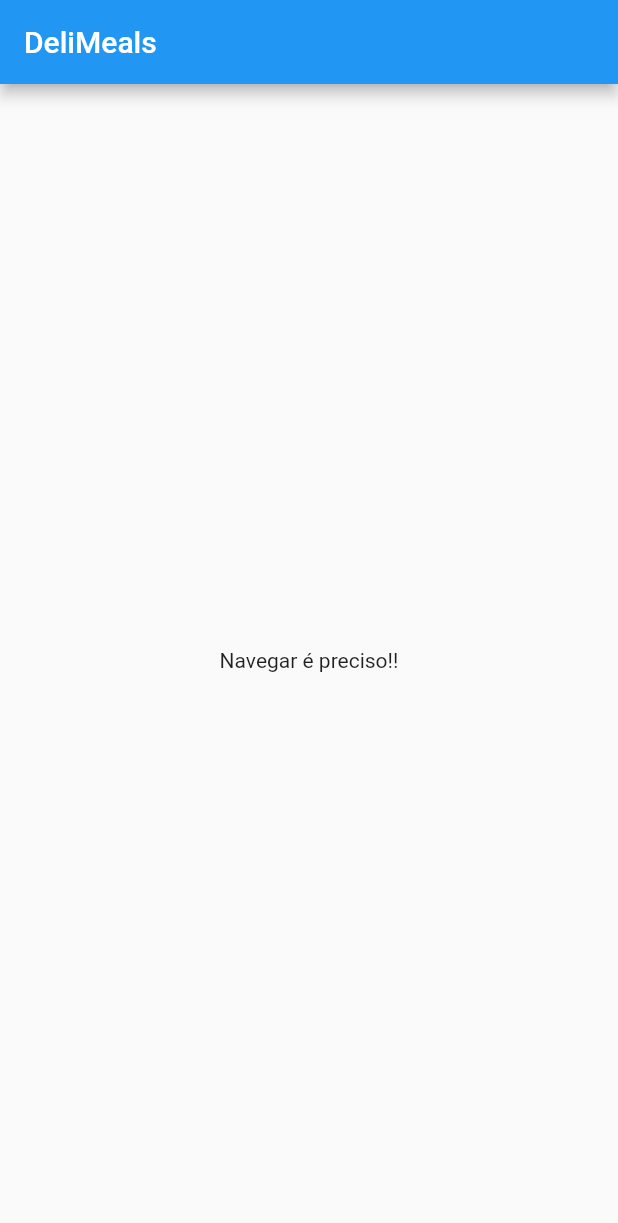
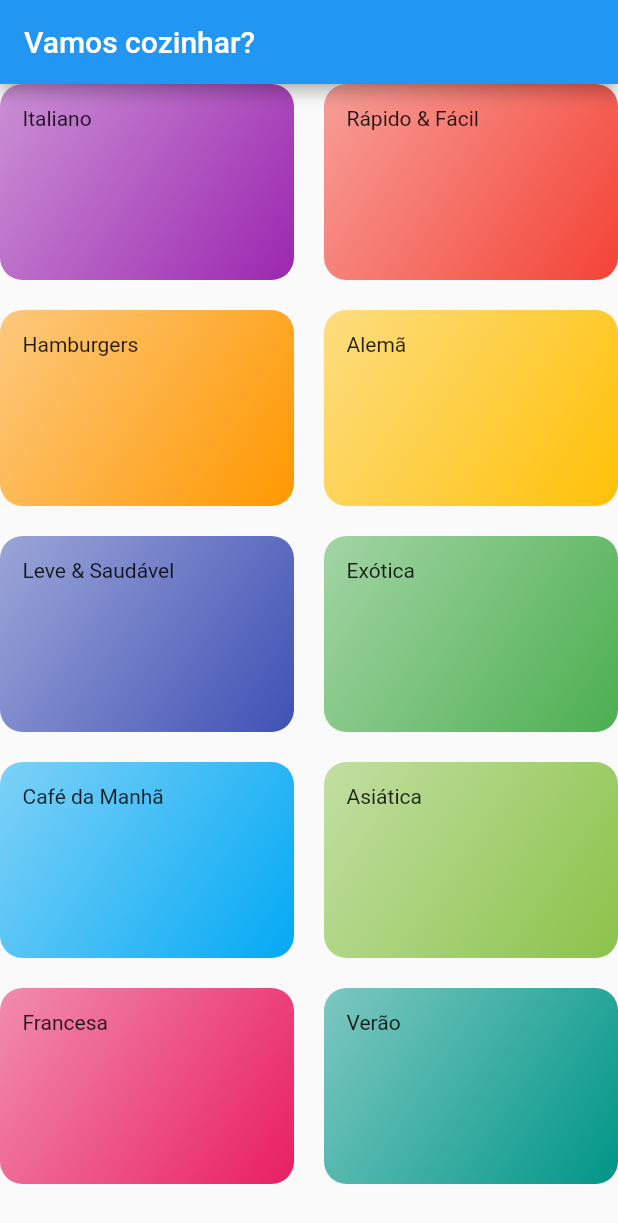
Before and after one commit to EricksonDutra/meals, a Flutter app: the screen it shows after launch, on a phone screen of 412 x 824 dp. Shown: the top 1223 px of the screen. Run offline on Flutter 3.47's test engine with Material 2 defaults, Android fonts, the phone set to English and light mode, and no system bars.

Commit message:
category screen

```diff
--- /dev/null
+++ b/lib/components/category_item.dart
@@ -0,0 +1,28 @@
+import 'package:flutter/material.dart';
+import 'package:meals/models/category.dart';
+
+class CategoryItem extends StatelessWidget {
+  final Category category;
+
+  // ignore: use_key_in_widget_constructors
+  const CategoryItem(this.category);
+
+  @override
+  Widget build(BuildContext context) {
+    return Container(
+      padding: EdgeInsets.all(15),
+      child: Text(category.title),
+      decoration: BoxDecoration(
+        borderRadius: BorderRadius.circular(15),
+        gradient: LinearGradient(
+          colors: [
+            category.color.withOpacity(0.5),
+            category.color,
+          ],
+          begin: Alignment.topLeft,
+          end: Alignment.bottomRight,
+        ),
+      ),
+    );
+  }
+}
--- a/lib/models/dummy_data.dart
+++ b/lib/data/dummy_data.dart
@@ -26,7 +26,7 @@ const DUMMY_CATEGORIES = const [
   Category(
     id: 'c5',
     title: 'Leve & Saudável',
-    color: Colors.amber,
+    color: Colors.indigo,
   ),
   Category(
     id: 'c6',
--- a/lib/main.dart
+++ b/lib/main.dart
@@ -1,4 +1,5 @@
 import 'package:flutter/material.dart';
+import 'screens/categories_screen.dart';
 
 void main() => runApp(MyApp());
 
@@ -11,30 +12,7 @@ class MyApp extends StatelessWidget {
       theme: ThemeData(
         primarySwatch: Colors.blue,
       ),
-      home: MyHomePage(),
+      home: const CategoriesScreen(),
     );
   }
 }
-
-// ignore: use_key_in_widget_constructors
-class MyHomePage extends StatefulWidget {
-  @override
-  _MyHomePageState createState() => _MyHomePageState();
-}
-
-class _MyHomePageState extends State<MyHomePage> {
-  @override
-  Widget build(BuildContext context) {
-    return Scaffold(
-      appBar: AppBar(
-        // ignore: prefer_const_constructors
-        title: Text('DeliMeals'),
-      ),
-      // ignore: prefer_const_constructors
-      body: Center(
-        // ignore: prefer_const_constructors
-        child: Text('Navegar é preciso!!'),
-      ),
-    );
-  }
-}
--- /dev/null
+++ b/lib/screens/categories_screen.dart
@@ -0,0 +1,29 @@
+import 'package:flutter/material.dart';
+import 'package:meals/components/category_item.dart';
+import 'package:meals/data/dummy_data.dart';
+
+class CategoriesScreen extends StatelessWidget {
+  const CategoriesScreen({Key? key}) : super(key: key);
+
+  @override
+  Widget build(BuildContext context) {
+    return Scaffold(
+      appBar: AppBar(
+        // ignore: prefer_const_constructors
+        title: Text('Vamos cozinhar?'),
+      ),
+      body: GridView(
+        // ignore: prefer_const_constructors
+        gridDelegate: SliverGridDelegateWithMaxCrossAxisExtent(
+          maxCrossAxisExtent: 200,
+          childAspectRatio: 3 / 2,
+          crossAxisSpacing: 20,
+          mainAxisSpacing: 20,
+        ),
+        children: DUMMY_CATEGORIES.map((cat) {
+          return CategoryItem(cat);
+        }).toList(),
+      ),
+    );
+  }
+}
```
